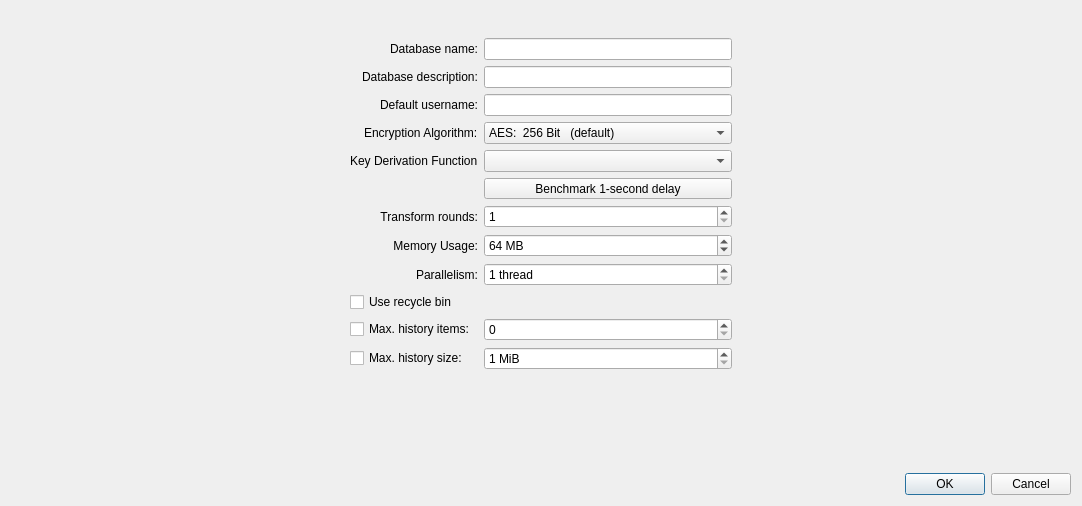
First picture: the form in src/gui/DatabaseSettingsWidget.ui, repository keepassxreboot/keepassxc, before the edit.
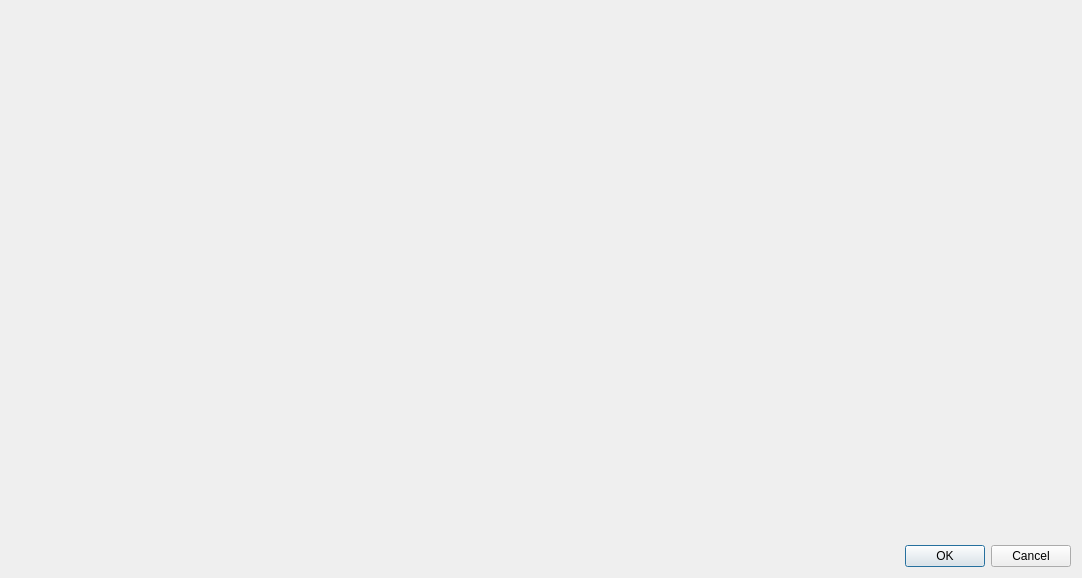
Second picture: the form after the edit. Custom widgets are drawn as their Qt base class.

Commit message: Redesign DatabaseSettingsWidget

The edit to the form file:
```diff
--- a/src/gui/DatabaseSettingsWidget.ui
+++ b/src/gui/DatabaseSettingsWidget.ui
@@ -7,320 +7,45 @@
     <x>0</x>
     <y>0</y>
     <width>1082</width>
-    <height>506</height>
+    <height>578</height>
    </rect>
   </property>
-  <layout class="QVBoxLayout" name="verticalLayout" stretch="1,2,5,1">
+  <layout class="QVBoxLayout" name="verticalLayout" stretch="0,0">
    <item>
-    <spacer name="verticalSpacer_2">
-     <property name="orientation">
-      <enum>Qt::Vertical</enum>
-     </property>
-     <property name="sizeHint" stdset="0">
-      <size>
-       <width>0</width>
-       <height>0</height>
-      </size>
-     </property>
-    </spacer>
-   </item>
-   <item>
-    <layout class="QHBoxLayout" name="horizontalLayout_5" stretch="0,1,0">
+    <layout class="QHBoxLayout" name="horizontalLayout_2" stretch="0,1">
      <item>
-      <spacer name="horizontalSpacer">
-       <property name="orientation">
-        <enum>Qt::Horizontal</enum>
-       </property>
-       <property name="sizeHint" stdset="0">
-        <size>
-         <width>0</width>
-         <height>0</height>
-        </size>
-       </property>
-      </spacer>
+      <widget class="CategoryListWidget" name="categoryList" native="true"/>
      </item>
      <item>
-      <widget class="QWidget" name="widget" native="true">
-       <property name="maximumSize">
-        <size>
-         <width>400</width>
-         <height>16777215</height>
-        </size>
+      <widget class="QStackedWidget" name="stackedWidget">
+       <property name="currentIndex">
+        <number>-1</number>
        </property>
-       <layout class="QGridLayout" name="gridLayout">
-        <item row="11" column="1">
-         <widget class="QCheckBox" name="historyMaxSizeCheckBox">
-          <property name="text">
-           <string>Max. history size:</string>
-          </property>
-         </widget>
-        </item>
-        <item row="0" column="2">
-         <widget class="QLineEdit" name="dbNameEdit"/>
-        </item>
-        <item row="7" column="2">
-         <layout class="QHBoxLayout" name="horizontalLayout_3">
-          <item>
-           <widget class="QSpinBox" name="memorySpinBox">
-            <property name="suffix">
-             <string> MB</string>
-            </property>
-            <property name="minimum">
-             <number>1</number>
-            </property>
-            <property name="maximum">
-             <number>1048576</number>
-            </property>
-            <property name="value">
-             <number>64</number>
-            </property>
-           </widget>
-          </item>
-         </layout>
-        </item>
-        <item row="0" column="1" alignment="Qt::AlignRight">
-         <widget class="QLabel" name="dbNameLabel">
-          <property name="text">
-           <string>Database name:</string>
-          </property>
-         </widget>
-        </item>
-        <item row="10" column="1">
-         <widget class="QCheckBox" name="historyMaxItemsCheckBox">
-          <property name="text">
-           <string>Max. history items:</string>
-          </property>
-         </widget>
-        </item>
-        <item row="4" column="1">
-         <widget class="QLabel" name="kdfLabel">
-          <property name="text">
-           <string>Key Derivation Function</string>
-          </property>
-         </widget>
-        </item>
-        <item row="3" column="2">
-         <widget class="QComboBox" name="algorithmComboBox">
-          <item>
-           <property name="text">
-            <string>AES:  256 Bit   (default)</string>
-           </property>
-          </item>
-          <item>
-           <property name="text">
-            <string>Twofish:  256 Bit</string>
-           </property>
-          </item>
-         </widget>
-        </item>
-        <item row="3" column="1" alignment="Qt::AlignRight">
-         <widget class="QLabel" name="algorithmLabel">
-          <property name="text">
-           <string>Encryption Algorithm:</string>
-          </property>
-         </widget>
-        </item>
-        <item row="1" column="1" alignment="Qt::AlignRight">
-         <widget class="QLabel" name="dbDescriptionLabel">
-          <property name="text">
-           <string>Database description:</string>
-          </property>
-         </widget>
-        </item>
-        <item row="1" column="2">
-         <widget class="QLineEdit" name="dbDescriptionEdit"/>
-        </item>
-        <item row="4" column="2">
-         <widget class="QComboBox" name="kdfComboBox"/>
-        </item>
-        <item row="10" column="2">
-         <layout class="QHBoxLayout" name="horizontalLayout_2">
-          <item>
-           <widget class="QSpinBox" name="historyMaxItemsSpinBox">
-            <property name="sizePolicy">
-             <sizepolicy hsizetype="Expanding" vsizetype="Fixed">
-              <horstretch>0</horstretch>
-              <verstretch>0</verstretch>
-             </sizepolicy>
-            </property>
-            <property name="maximum">
-             <number>2000000000</number>
-            </property>
-           </widget>
-          </item>
-         </layout>
-        </item>
-        <item row="11" column="2">
-         <layout class="QHBoxLayout" name="horizontalLayout">
-          <item>
-           <widget class="QSpinBox" name="historyMaxSizeSpinBox">
-            <property name="sizePolicy">
-             <sizepolicy hsizetype="Expanding" vsizetype="Fixed">
-              <horstretch>0</horstretch>
-              <verstretch>0</verstretch>
-             </sizepolicy>
-            </property>
-            <property name="suffix">
-             <string> MiB</string>
-            </property>
-            <property name="minimum">
-             <number>1</number>
-            </property>
-            <property name="maximum">
-             <number>2000000000</number>
-            </property>
-           </widget>
-          </item>
-         </layout>
-        </item>
-        <item row="6" column="2">
-         <widget class="QSpinBox" name="transformRoundsSpinBox">
-          <property name="sizePolicy">
-           <sizepolicy hsizetype="Expanding" vsizetype="Fixed">
-            <horstretch>0</horstretch>
-            <verstretch>0</verstretch>
-           </sizepolicy>
-          </property>
-          <property name="alignment">
-           <set>Qt::AlignLeading|Qt::AlignLeft|Qt::AlignVCenter</set>
-          </property>
-          <property name="minimum">
-           <number>1</number>
-          </property>
-          <property name="maximum">
-           <number>1000000000</number>
-          </property>
-         </widget>
-        </item>
-        <item row="5" column="2">
-         <widget class="QToolButton" name="transformBenchmarkButton">
-          <property name="sizePolicy">
-           <sizepolicy hsizetype="MinimumExpanding" vsizetype="MinimumExpanding">
-            <horstretch>0</horstretch>
-            <verstretch>0</verstretch>
-           </sizepolicy>
-          </property>
-          <property name="text">
-           <string>Benchmark 1-second delay</string>
-          </property>
-         </widget>
-        </item>
-        <item row="2" column="2">
-         <widget class="QLineEdit" name="defaultUsernameEdit">
-          <property name="enabled">
-           <bool>true</bool>
-          </property>
-         </widget>
-        </item>
-        <item row="2" column="1">
-         <widget class="QLabel" name="defaultUsernameLabel">
-          <property name="text">
-           <string>Default username:</string>
-          </property>
-          <property name="alignment">
-           <set>Qt::AlignRight|Qt::AlignTrailing|Qt::AlignVCenter</set>
-          </property>
-         </widget>
-        </item>
-        <item row="6" column="1">
-         <widget class="QLabel" name="transformRoundsLabel">
-          <property name="text">
-           <string>Transform rounds:</string>
-          </property>
-          <property name="alignment">
-           <set>Qt::AlignRight|Qt::AlignTrailing|Qt::AlignVCenter</set>
-          </property>
-         </widget>
-        </item>
-        <item row="7" column="1">
-         <widget class="QLabel" name="memoryUsageLabel">
-          <property name="text">
-           <string>Memory Usage:</string>
-          </property>
-          <property name="alignment">
-           <set>Qt::AlignRight|Qt::AlignTrailing|Qt::AlignVCenter</set>
-          </property>
-         </widget>
-        </item>
-        <item row="8" column="1">
-         <widget class="QLabel" name="parallelismLabel">
-          <property name="text">
-           <string>Parallelism:</string>
-          </property>
-          <property name="alignment">
-           <set>Qt::AlignRight|Qt::AlignTrailing|Qt::AlignVCenter</set>
-          </property>
-         </widget>
-        </item>
-        <item row="8" column="2">
-         <widget class="QSpinBox" name="parallelismSpinBox">
-          <property name="suffix">
-           <string> thread</string>
-          </property>
-          <property name="minimum">
-           <number>1</number>
-          </property>
-          <property name="maximum">
-           <number>128</number>
-          </property>
-         </widget>
-        </item>
-        <item row="9" column="1">
-         <widget class="QCheckBox" name="recycleBinEnabledCheckBox">
-          <property name="text">
-           <string>Use recycle bin</string>
-          </property>
-         </widget>
-        </item>
-       </layout>
       </widget>
      </item>
+    </layout>
+   </item>
+   <item>
+    <layout class="QHBoxLayout" name="horizontalLayout">
      <item>
-      <spacer name="horizontalSpacer_2">
-       <property name="orientation">
-        <enum>Qt::Horizontal</enum>
+      <widget class="QDialogButtonBox" name="buttonBox">
+       <property name="standardButtons">
+        <set>QDialogButtonBox::Cancel|QDialogButtonBox::Ok</set>
        </property>
-       <property name="sizeHint" stdset="0">
-        <size>
-         <width>0</width>
-         <height>0</height>
-        </size>
-       </property>
-      </spacer>
+      </widget>
      </item>
     </layout>
    </item>
-   <item>
-    <spacer name="verticalSpacer">
-     <property name="orientation">
-      <enum>Qt::Vertical</enum>
-     </property>
-     <property name="sizeHint" stdset="0">
-      <size>
-       <width>20</width>
-       <height>40</height>
-      </size>
-     </property>
-    </spacer>
-   </item>
-   <item>
-    <widget class="QDialogButtonBox" name="buttonBox">
-     <property name="standardButtons">
-      <set>QDialogButtonBox::Cancel|QDialogButtonBox::Ok</set>
-     </property>
-    </widget>
-   </item>
   </layout>
  </widget>
- <tabstops>
-  <tabstop>dbNameEdit</tabstop>
-  <tabstop>dbDescriptionEdit</tabstop>
-  <tabstop>historyMaxItemsCheckBox</tabstop>
-  <tabstop>historyMaxItemsSpinBox</tabstop>
-  <tabstop>historyMaxSizeCheckBox</tabstop>
-  <tabstop>historyMaxSizeSpinBox</tabstop>
-  <tabstop>buttonBox</tabstop>
- </tabstops>
+ <customwidgets>
+  <customwidget>
+   <class>CategoryListWidget</class>
+   <extends>QWidget</extends>
+   <header>gui/CategoryListWidget.h</header>
+   <container>1</container>
+  </customwidget>
+ </customwidgets>
  <resources/>
  <connections/>
 </ui>
```
The commit also changes 5 other files.
